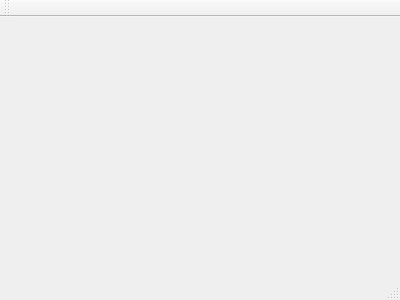
First picture: the form in QtRGineModeller/mainwindow.ui, repository ricardobusta/harpia-game-engine, before the edit.
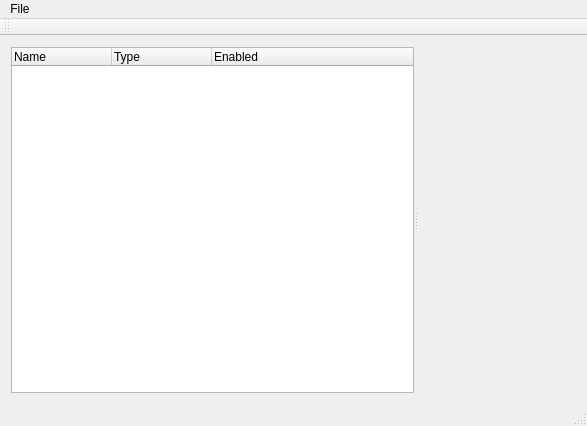
Second picture: the form after the edit.

Diff of the .ui file:
```diff
--- a/QtRGineModeller/mainwindow.ui
+++ b/QtRGineModeller/mainwindow.ui
@@ -1,24 +1,92 @@
 <ui version="4.0">
  <class>MainWindow</class>
- <widget class="QMainWindow" name="MainWindow" >
-  <property name="geometry" >
+ <widget class="QMainWindow" name="MainWindow">
+  <property name="geometry">
    <rect>
     <x>0</x>
     <y>0</y>
-    <width>400</width>
-    <height>300</height>
+    <width>587</width>
+    <height>426</height>
    </rect>
   </property>
   <property name="windowTitle" >
    <string>MainWindow</string>
   </property>
-  <widget class="QMenuBar" name="menuBar" />
-  <widget class="QToolBar" name="mainToolBar" />
-  <widget class="QWidget" name="centralWidget" />
-  <widget class="QStatusBar" name="statusBar" />
+  <widget class="QWidget" name="centralWidget">
+   <layout class="QHBoxLayout" name="horizontalLayout">
+    <item>
+     <widget class="QSplitter" name="splitter">
+      <property name="orientation">
+       <enum>Qt::Horizontal</enum>
+      </property>
+      <widget class="QTreeWidget" name="objectstructure">
+       <column>
+        <property name="text">
+         <string notr="true">Name</string>
+        </property>
+       </column>
+       <column>
+        <property name="text">
+         <string notr="true">Type</string>
+        </property>
+       </column>
+       <column>
+        <property name="text">
+         <string notr="true">Enabled</string>
+        </property>
+       </column>
+      </widget>
+      <widget class="QWidget" name="glframe" native="true"/>
+     </widget>
+    </item>
+   </layout>
+  </widget>
+  <widget class="QMenuBar" name="menuBar">
+   <property name="geometry">
+    <rect>
+     <x>0</x>
+     <y>0</y>
+     <width>587</width>
+     <height>21</height>
+    </rect>
+   </property>
+   <widget class="QMenu" name="menuFile">
+    <property name="title">
+     <string>File</string>
+    </property>
+    <addaction name="actionLoad"/>
+    <addaction name="actionSave"/>
+    <addaction name="separator"/>
+    <addaction name="actionExit"/>
+   </widget>
+   <addaction name="menuFile"/>
+  </widget>
+  <widget class="QToolBar" name="mainToolBar">
+   <attribute name="toolBarArea">
+    <enum>TopToolBarArea</enum>
+   </attribute>
+   <attribute name="toolBarBreak">
+    <bool>false</bool>
+   </attribute>
+  </widget>
+  <widget class="QStatusBar" name="statusBar"/>
+  <action name="actionLoad">
+   <property name="text">
+    <string>Load</string>
+   </property>
+  </action>
+  <action name="actionSave">
+   <property name="text">
+    <string>Save</string>
+   </property>
+  </action>
+  <action name="actionExit">
+   <property name="text">
+    <string>Exit</string>
+   </property>
+  </action>
  </widget>
- <layoutDefault spacing="6" margin="11" />
- <pixmapfunction></pixmapfunction>
+ <layoutdefault spacing="6" margin="11"/>
  <resources/>
  <connections/>
 </ui>
```
Left out of the diff: 3 changed lines with no effect on the pictures.
